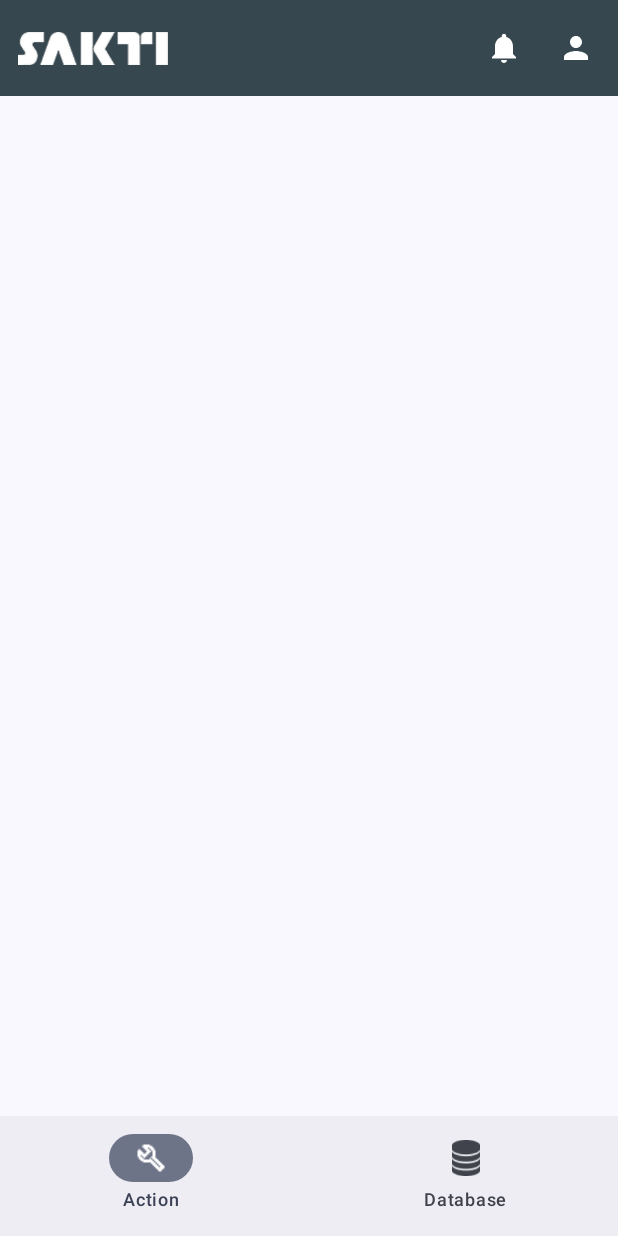
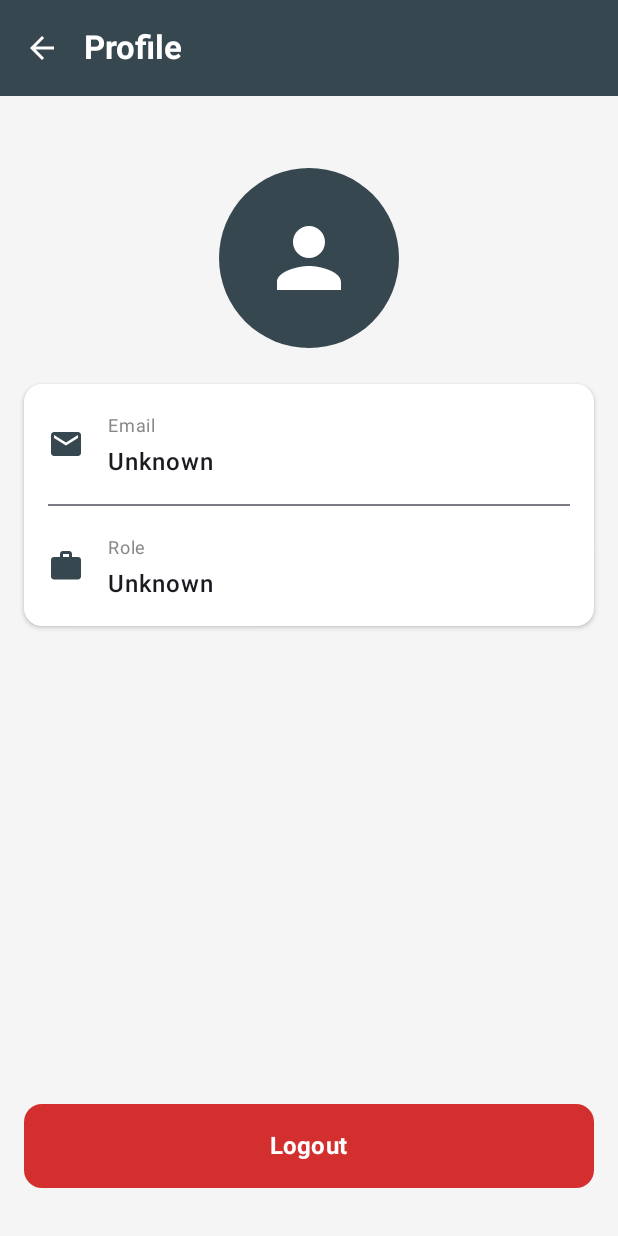
Before and after one commit to nrhdyt3012/sakti, an Android app built with Jetpack Compose: the EnduserActivity screen opened directly, with no data from a screen before it, after a tap on "Profile", on a phone screen of 412 x 824 dp. Run offline under Robolectric (Android 15) with nearby library versions, the phone set to English and light mode, and no system bars.

Commit message:
menamahkan datastore login dan logout

```diff
--- a/app/build.gradle.kts
+++ b/app/build.gradle.kts
@@ -59,6 +59,7 @@ dependencies {
     implementation(libs.androidx.foundation)
     testImplementation(libs.junit)
     implementation("androidx.compose.material:material-icons-extended:1.7.8")
+    implementation("androidx.datastore:datastore-preferences:1.0.0")
     androidTestImplementation(libs.androidx.junit)
     androidTestImplementation(libs.androidx.espresso.core)
     androidTestImplementation(platform(libs.androidx.compose.bom))
--- a/app/src/main/AndroidManifest.xml
+++ b/app/src/main/AndroidManifest.xml
@@ -12,12 +12,12 @@
         android:supportsRtl="true"
         android:theme="@style/Theme.SaktiNoCompose" >
         <activity
-            android:name=".teknisi.HomeActivity"
-            android:exported="true"
+            android:name=".teknisi.TeknisiActivity"
+            android:exported="false"
             android:theme="@style/Theme.SaktiNoCompose" />
         <activity
             android:name=".enduser.EnduserActivity"
-            android:exported="true"
+            android:exported="false"
             android:theme="@style/Theme.SaktiNoCompose" />
         <activity
             android:name=".login.LoginActivity"
--- a/app/src/main/java/com/example/saktinocompose/enduser/EnduserActivity.kt
+++ b/app/src/main/java/com/example/saktinocompose/enduser/EnduserActivity.kt
@@ -3,7 +3,7 @@ package com.example.saktinocompose.enduser
 import android.os.Bundle
 import androidx.activity.ComponentActivity
 import androidx.activity.compose.setContent
-import com.example.saktinocompose.teknisi.HomeScreen
+import com.example.saktinocompose.teknisi.TeknisiScreen
 import com.example.saktinocompose.ui.theme.SaktiNoComposeTheme
 
 class EnduserActivity: ComponentActivity() {
--- a/app/src/main/java/com/example/saktinocompose/enduser/EnduserScreen.kt
+++ b/app/src/main/java/com/example/saktinocompose/enduser/EnduserScreen.kt
@@ -29,22 +29,28 @@ import androidx.compose.ui.unit.dp
 import com.example.saktinocompose.menu.NavItem
 import com.example.saktinocompose.R
 import com.example.saktinocompose.enduser.pages.ActionPage2
-import com.example.saktinocompose.enduser.pages.BerandaPage2
 import com.example.saktinocompose.enduser.pages.DatabasePage2
+import com.example.saktinocompose.enduser.pages.ProfilePage2
 
 @OptIn(ExperimentalMaterial3Api::class)
 @Composable
 fun EnduserScreen(userEmail: String, userRole: String, modifier: Modifier = Modifier) {
     val navItemList = listOf(
-//        NavItem("Beranda", R.drawable.home),
         NavItem("Action", R.drawable.build),
         NavItem("Database", R.drawable.database),
-//        NavItem("Setting", R.drawable.setting),
     )
 
     var selectedIndex by remember { mutableStateOf(0) }
     var selectedStatus by remember { mutableStateOf<String?>(null) }
+    var showProfile by remember { mutableStateOf(false) }
 
+    if (showProfile) {
+        ProfilePage2(
+            userEmail = userEmail,
+            userRole = userRole,
+            onBackClick = { showProfile = false }
+        )
+    } else {
         Scaffold(
             modifier = Modifier.fillMaxSize(),
             topBar = {
@@ -74,7 +80,7 @@ fun EnduserScreen(userEmail: String, userRole: String, modifier: Modifier = Modi
                         }
 
                         IconButton(onClick = {
-                        // Navigate ke ProfilPage
+                            showProfile = true
                         }) {
                             Icon(
                                 imageVector = Icons.Default.Person,
@@ -97,7 +103,7 @@ fun EnduserScreen(userEmail: String, userRole: String, modifier: Modifier = Modi
                             selected = selectedIndex == index,
                             onClick = {
                                 selectedIndex = index
-                            selectedStatus = null // Reset status ketika pindah tab
+                                selectedStatus = null
                             },
                             icon = {
                                 Icon(
@@ -120,9 +126,10 @@ fun EnduserScreen(userEmail: String, userRole: String, modifier: Modifier = Modi
                 selectedStatus = selectedStatus,
                 onStatusClick = { status ->
                     selectedStatus = status
-                selectedIndex = 1 // Pindah ke ActionPage
+                    selectedIndex = 0
                 }
             )
+        }
     }
 }
 
@@ -134,9 +141,7 @@ fun ContentScreen(
     onStatusClick: (String) -> Unit
 ) {
     when (selectedIndex) {
-//        0 -> BerandaPage2()
-        1 -> ActionPage2(filterStatus = selectedStatus)
-        2 -> DatabasePage2(onStatusClick = onStatusClick)
-//        3 -> SettingPage()
+        0 -> ActionPage2(filterStatus = selectedStatus)
+        1 -> DatabasePage2(onStatusClick = onStatusClick)
     }
 }
--- /dev/null
+++ b/app/src/main/java/com/example/saktinocompose/enduser/pages/ProfilePage2.kt
@@ -0,0 +1,212 @@
+package com.example.saktinocompose.enduser.pages
+
+import android.content.Intent
+import androidx.compose.foundation.background
+import androidx.compose.foundation.layout.*
+import androidx.compose.foundation.shape.CircleShape
+import androidx.compose.foundation.shape.RoundedCornerShape
+import androidx.compose.material.icons.Icons
+import androidx.compose.material.icons.filled.ArrowBack
+import androidx.compose.material.icons.filled.Email
+import androidx.compose.material.icons.filled.Person
+import androidx.compose.material.icons.filled.Work
+import androidx.compose.material3.*
+import androidx.compose.runtime.*
+import androidx.compose.ui.Alignment
+import androidx.compose.ui.Modifier
+import androidx.compose.ui.draw.clip
+import androidx.compose.ui.graphics.Color
+import androidx.compose.ui.platform.LocalContext
+import androidx.compose.ui.text.font.FontWeight
+import androidx.compose.ui.unit.dp
+import androidx.compose.ui.unit.sp
+import androidx.lifecycle.viewmodel.compose.viewModel
+import com.example.saktinocompose.login.LoginActivity
+import com.example.saktinocompose.viewmodel.ProfileViewModel
+import kotlinx.coroutines.launch
+
+@OptIn(ExperimentalMaterial3Api::class)
+@Composable
+fun ProfilePage2(
+    userEmail: String,
+    userRole: String,
+    onBackClick: () -> Unit,
+    modifier: Modifier = Modifier
+) {
+    val context = LocalContext.current
+    val profileViewModel: ProfileViewModel = viewModel()
+    val scope = rememberCoroutineScope()
+    var showLogoutDialog by remember { mutableStateOf(false) }
+
+    // Logout Dialog
+    if (showLogoutDialog) {
+        AlertDialog(
+            onDismissRequest = { showLogoutDialog = false },
+            title = { Text("Konfirmasi Logout") },
+            text = { Text("Apakah Anda yakin ingin keluar?") },
+            confirmButton = {
+                Button(
+                    onClick = {
+                        scope.launch {
+                            profileViewModel.logout(context)
+                            // Navigasi ke LoginActivity
+                            val intent = Intent(context, LoginActivity::class.java)
+                            intent.flags = Intent.FLAG_ACTIVITY_NEW_TASK or Intent.FLAG_ACTIVITY_CLEAR_TASK
+                            context.startActivity(intent)
+                        }
+                    },
+                    colors = ButtonDefaults.buttonColors(
+                        containerColor = Color(0xFFD32F2F)
+                    )
+                ) {
+                    Text("Ya, Keluar")
+                }
+            },
+            dismissButton = {
+                TextButton(onClick = { showLogoutDialog = false }) {
+                    Text("Batal")
+                }
+            }
+        )
+    }
+
+    Column(
+        modifier = modifier
+            .fillMaxSize()
+            .background(Color(0xFFF5F5F5))
+    ) {
+        // Top Bar
+        TopAppBar(
+            title = { Text("Profile", fontWeight = FontWeight.Bold) },
+            navigationIcon = {
+                IconButton(onClick = onBackClick) {
+                    Icon(
+                        imageVector = Icons.Default.ArrowBack,
+                        contentDescription = "Back"
+                    )
+                }
+            },
+            colors = TopAppBarDefaults.topAppBarColors(
+                containerColor = Color(0xFF37474F),
+                titleContentColor = Color.White,
+                navigationIconContentColor = Color.White
+            )
+        )
+
+        Column(
+            modifier = Modifier
+                .fillMaxSize()
+                .padding(16.dp),
+            horizontalAlignment = Alignment.CenterHorizontally
+        ) {
+            Spacer(modifier = Modifier.height(32.dp))
+
+            // Avatar
+            Box(
+                modifier = Modifier
+                    .size(120.dp)
+                    .clip(CircleShape)
+                    .background(Color(0xFF37474F)),
+                contentAlignment = Alignment.Center
+            ) {
+                Icon(
+                    imageVector = Icons.Default.Person,
+                    contentDescription = "Avatar",
+                    modifier = Modifier.size(64.dp),
+                    tint = Color.White
+                )
+            }
+
+            Spacer(modifier = Modifier.height(24.dp))
+
+            // User Info Cards
+            Card(
+                modifier = Modifier.fillMaxWidth(),
+                colors = CardDefaults.cardColors(containerColor = Color.White),
+                shape = RoundedCornerShape(12.dp),
+                elevation = CardDefaults.cardElevation(defaultElevation = 2.dp)
+            ) {
+                Column(
+                    modifier = Modifier.padding(16.dp),
+                    verticalArrangement = Arrangement.spacedBy(16.dp)
+                ) {
+                    // Email
+                    Row(
+                        modifier = Modifier.fillMaxWidth(),
+                        verticalAlignment = Alignment.CenterVertically
+                    ) {
+                        Icon(
+                            imageVector = Icons.Default.Email,
+                            contentDescription = "Email",
+                            tint = Color(0xFF37474F),
+                            modifier = Modifier.size(24.dp)
+                        )
+                        Spacer(modifier = Modifier.width(16.dp))
+                        Column {
+                            Text(
+                                text = "Email",
+                                fontSize = 12.sp,
+                                color = Color.Gray
+                            )
+                            Text(
+                                text = userEmail,
+                                fontSize = 16.sp,
+                                fontWeight = FontWeight.Medium
+                            )
+                        }
+                    }
+
+                    Divider()
+
+                    // Role
+                    Row(
+                        modifier = Modifier.fillMaxWidth(),
+                        verticalAlignment = Alignment.CenterVertically
+                    ) {
+                        Icon(
+                            imageVector = Icons.Default.Work,
+                            contentDescription = "Role",
+                            tint = Color(0xFF37474F),
+                            modifier = Modifier.size(24.dp)
+                        )
+                        Spacer(modifier = Modifier.width(16.dp))
+                        Column {
+                            Text(
+                                text = "Role",
+                                fontSize = 12.sp,
+                                color = Color.Gray
+                            )
+                            Text(
+                                text = userRole,
+                                fontSize = 16.sp,
+                                fontWeight = FontWeight.Medium
+                            )
+                        }
+                    }
+                }
+            }
+
+            Spacer(modifier = Modifier.weight(1f))
+
+            // Logout Button
+            Button(
+                onClick = { showLogoutDialog = true },
+                modifier = Modifier
+                    .fillMaxWidth()
+                    .height(56.dp),
+                colors = ButtonDefaults.buttonColors(
+                    containerColor = Color(0xFFD32F2F)
+                ),
+                shape = RoundedCornerShape(12.dp)
+            ) {
+                Text(
+                    text = "Logout",
+                    fontSize = 16.sp,
+                    fontWeight = FontWeight.Bold
+                )
+            }
+
+            Spacer(modifier = Modifier.height(16.dp))
+        }
+    }
+}
--- /dev/null
+++ b/app/src/main/java/com/example/saktinocompose/viewmodel/ProfileViewModel.kt
@@ -0,0 +1,13 @@
+package com.example.saktinocompose.viewmodel
+
+import android.content.Context
+import androidx.lifecycle.ViewModel
+import com.example.saktinocompose.utils.SessionManager
+
+class ProfileViewModel : ViewModel() {
+
+    suspend fun logout(context: Context) {
+        val sessionManager = SessionManager(context)
+        sessionManager.clearSession()
+    }
+}
```
Also changed, not shown: app/src/main/java/com/example/saktinocompose/login/LoginActivity.kt (+42 -16 lines), app/src/main/java/com/example/saktinocompose/teknisi/TeknisiScreen.kt (+14 -6 lines), app/src/main/java/com/example/saktinocompose/teknisi/pages/ProfilePage.kt (added, +212 -0 lines), app/src/main/java/com/example/saktinocompose/utils/SessionManager.kt (added, +67 -0 lines). Lines whose indentation alone changed are shown as unchanged.
